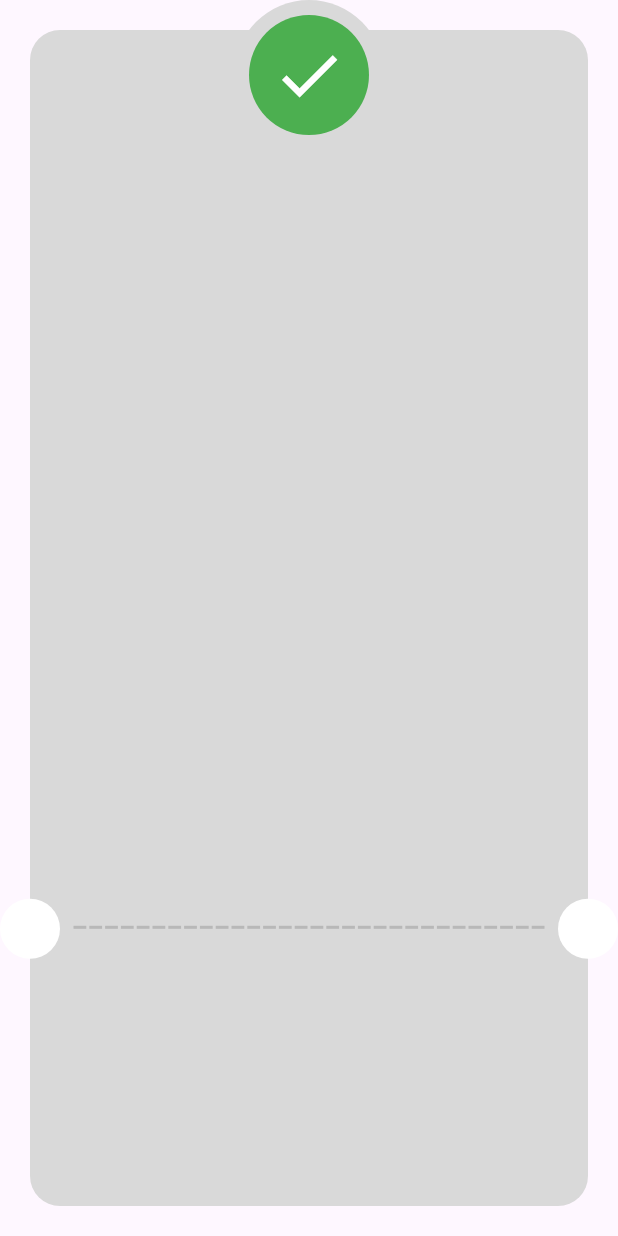
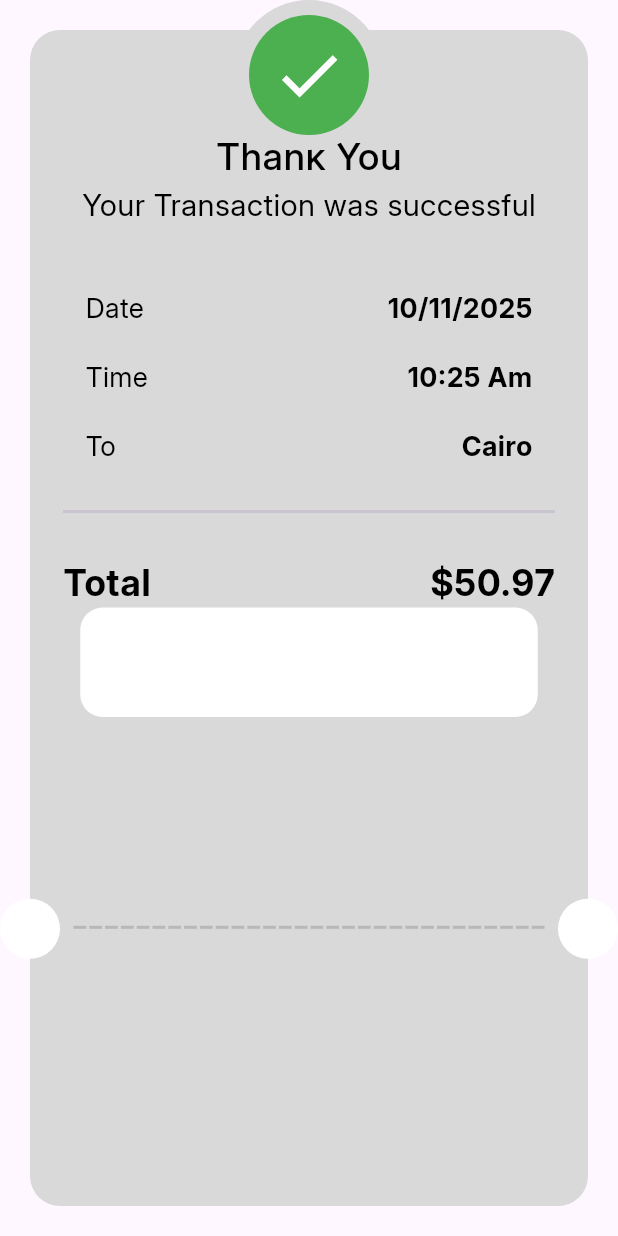
Before and after one commit to mhussien1102/checkout_app, a Flutter app: the ThankYouView screen opened directly, on a phone screen of 412 x 824 dp. Run offline on Flutter 3.47's test engine with Material 3 defaults, Android fonts, the phone set to English and light mode, and no system bars; our stand-ins replace flutter_credit_card, flutter_svg.

Commit message:
add the payment item info in the thank you screen

```diff
--- /dev/null
+++ b/devtools_options.yaml
@@ -0,0 +1,3 @@
+description: This file stores settings for Dart & Flutter DevTools.
+documentation: https://docs.flutter.dev/tools/devtools/extensions#configure-extension-enablement-states
+extensions:
--- /dev/null
+++ b/lib/features/checkout/presentation/views/widgets/payment_item_info.dart
@@ -0,0 +1,22 @@
+import 'package:checkout_app/core/utils/style.dart';
+import 'package:flutter/material.dart';
+
+class PaymentItemInfo extends StatelessWidget {
+  final String title;
+  final String des;
+  const PaymentItemInfo({super.key, required this.title, required this.des});
+
+  @override
+  Widget build(BuildContext context) {
+    return Padding(
+      padding: const EdgeInsets.symmetric(horizontal: 15),
+      child: Row(
+        mainAxisAlignment: MainAxisAlignment.spaceBetween,
+        children: [
+          Text(title, style: AppTextStyles.text18w400),
+          Text(des, style: AppTextStyles.text18w600),
+        ],
+      ),
+    );
+  }
+}
--- a/lib/features/checkout/presentation/views/widgets/thank_you_card.dart
+++ b/lib/features/checkout/presentation/views/widgets/thank_you_card.dart
@@ -1,4 +1,8 @@
+import 'package:checkout_app/features/checkout/presentation/views/widgets/payment_item_info.dart';
+import 'package:checkout_app/features/checkout/presentation/views/widgets/total_price.dart';
 import 'package:flutter/material.dart';
+
+import '../../../../../core/utils/style.dart';
 
 class ThankYouCard extends StatelessWidget {
   const ThankYouCard({super.key});
@@ -6,10 +10,41 @@ class ThankYouCard extends StatelessWidget {
   @override
   Widget build(BuildContext context) {
     return Container(
+      width: double.infinity,
       decoration: ShapeDecoration(
         shape: RoundedRectangleBorder(borderRadius: BorderRadius.circular(20)),
         color: Color(0xffD9D9D9),
       ),
+      child: Padding(
+        padding: const EdgeInsets.symmetric(horizontal: 22, vertical: 66),
+        child: Column(
+          children: [
+            Text("Thank You", style: AppTextStyles.text25w500),
+            Text(
+              "Your Transaction was successful",
+              style: AppTextStyles.text20w400,
+            ),
+            SizedBox(height: 42),
+            PaymentItemInfo(title: "Date", des: "10/11/2025"),
+            SizedBox(height: 20),
+            PaymentItemInfo(title: "Time", des: "10:25 Am"),
+            SizedBox(height: 20),
+            PaymentItemInfo(title: "To", des: "Cairo"),
+            Divider(height: 60, thickness: 2),
+            TotalPrice(totalPrice: 50.97),
+            Container(
+              width: 305,
+              height: 73,
+              decoration: ShapeDecoration(
+                shape: RoundedRectangleBorder(
+                  borderRadius: BorderRadius.circular(15),
+                ),
+                color: Colors.white,
+              ),
+            ),
+          ],
+        ),
+      ),
     );
   }
 }
```
